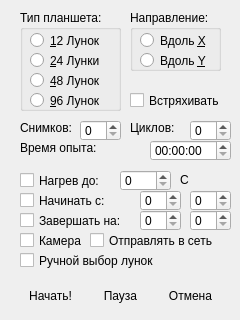
Old version of the form experiments.ui in the repository HandBreak/biol.
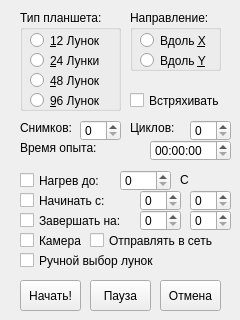
New version of the form.

The edit to the form file:
```diff
--- a/experiments.ui
+++ b/experiments.ui
@@ -428,12 +428,6 @@
     <property name="text">
      <string>Начать!</string>
     </property>
-    <property name="default">
-     <bool>true</bool>
-    </property>
-    <property name="flat">
-     <bool>true</bool>
-    </property>
    </widget>
    <widget class="QPushButton" name="pbPause">
     <property name="geometry">
@@ -456,12 +450,6 @@
     <property name="text">
      <string>Пауза</string>
     </property>
-    <property name="default">
-     <bool>true</bool>
-    </property>
-    <property name="flat">
-     <bool>true</bool>
-    </property>
    </widget>
    <widget class="QPushButton" name="pbCancel">
     <property name="geometry">
@@ -484,12 +472,6 @@
     <property name="text">
      <string>Отмена</string>
     </property>
-    <property name="default">
-     <bool>true</bool>
-    </property>
-    <property name="flat">
-     <bool>true</bool>
-    </property>
    </widget>
    <widget class="QCheckBox" name="chkStartOf">
     <property name="geometry">
```
